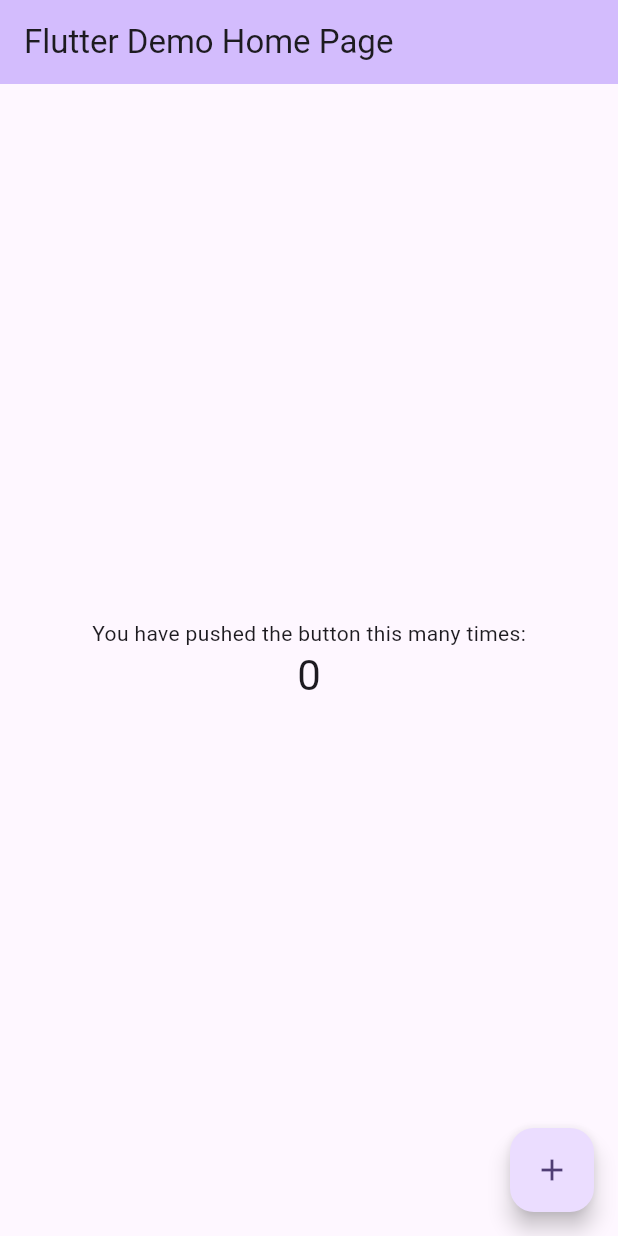
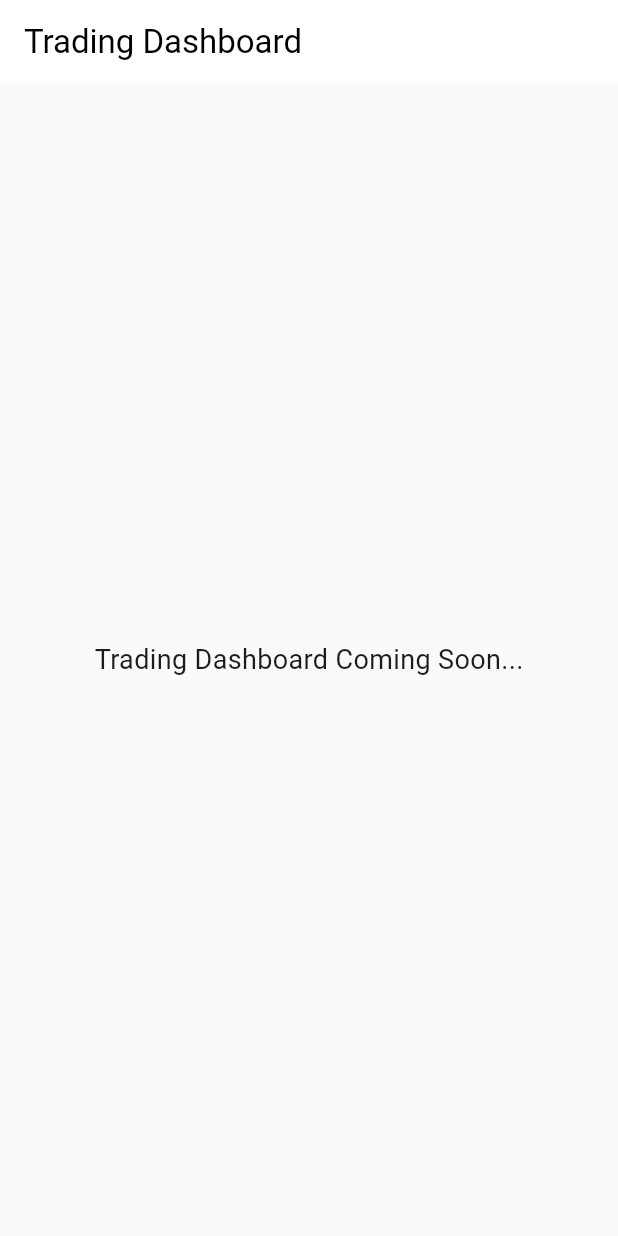
Before and after one commit to hnaamdev41/Order-Dashboard, a Flutter app: the screen it shows after launch, on a phone screen of 412 x 824 dp. Run offline on Flutter 3.47's test engine with Material 3 defaults, Android fonts, the phone set to English and light mode, and no system bars.

Commit message:
Basic Setup

```diff
--- /dev/null
+++ b/lib/dashboard_screen.dart
@@ -0,0 +1,23 @@
+import 'package:flutter/material.dart';
+import 'models.dart';
+
+class DashboardScreen extends StatelessWidget {
+  @override
+  Widget build(BuildContext context) {
+    return Scaffold(
+      backgroundColor: Colors.grey[50],
+      appBar: AppBar(
+        title: Text('Trading Dashboard'),
+        backgroundColor: Colors.white,
+        foregroundColor: Colors.black,
+        elevation: 0,
+      ),
+      body: Center(
+        child: Text(
+          'Trading Dashboard Coming Soon...',
+          style: TextStyle(fontSize: 18),
+        ),
+      ),
+    );
+  }
+}
--- a/lib/main.dart
+++ b/lib/main.dart
@@ -1,122 +1,21 @@
 import 'package:flutter/material.dart';
+import 'dashboard_screen.dart';
 
 void main() {
-  runApp(const MyApp());
+  runApp(MyApp());
 }
 
 class MyApp extends StatelessWidget {
-  const MyApp({super.key});
-
-  // This widget is the root of your application.
   @override
   Widget build(BuildContext context) {
     return MaterialApp(
-      title: 'Flutter Demo',
+      title: 'Trading Dashboard',
       theme: ThemeData(
-        // This is the theme of your application.
-        //
-        // TRY THIS: Try running your application with "flutter run". You'll see
-        // the application has a purple toolbar. Then, without quitting the app,
-        // try changing the seedColor in the colorScheme below to Colors.green
-        // and then invoke "hot reload" (save your changes or press the "hot
-        // reload" button in a Flutter-supported IDE, or press "r" if you used
-        // the command line to start the app).
-        //
-        // Notice that the counter didn't reset back to zero; the application
-        // state is not lost during the reload. To reset the state, use hot
-        // restart instead.
-        //
-        // This works for code too, not just values: Most code changes can be
-        // tested with just a hot reload.
-        colorScheme: ColorScheme.fromSeed(seedColor: Colors.deepPurple),
+        primarySwatch: Colors.blue,
+        useMaterial3: true,
       ),
-      home: const MyHomePage(title: 'Flutter Demo Home Page'),
+      home: DashboardScreen(),
+      debugShowCheckedModeBanner: false,
     );
   }
 }
-
-class MyHomePage extends StatefulWidget {
-  const MyHomePage({super.key, required this.title});
-
-  // This widget is the home page of your application. It is stateful, meaning
-  // that it has a State object (defined below) that contains fields that affect
-  // how it looks.
-
-  // This class is the configuration for the state. It holds the values (in this
-  // case the title) provided by the parent (in this case the App widget) and
-  // used by the build method of the State. Fields in a Widget subclass are
-  // always marked "final".
-
-  final String title;
-
-  @override
-  State<MyHomePage> createState() => _MyHomePageState();
-}
-
-class _MyHomePageState extends State<MyHomePage> {
-  int _counter = 0;
-
-  void _incrementCounter() {
-    setState(() {
-      // This call to setState tells the Flutter framework that something has
-      // changed in this State, which causes it to rerun the build method below
-      // so that the display can reflect the updated values. If we changed
-      // _counter without calling setState(), then the build method would not be
-      // called again, and so nothing would appear to happen.
-      _counter++;
-    });
-  }
-
-  @override
-  Widget build(BuildContext context) {
-    // This method is rerun every time setState is called, for instance as done
-    // by the _incrementCounter method above.
-    //
-    // The Flutter framework has been optimized to make rerunning build methods
-    // fast, so that you can just rebuild anything that needs updating rather
-    // than having to individually change instances of widgets.
-    return Scaffold(
-      appBar: AppBar(
-        // TRY THIS: Try changing the color here to a specific color (to
-        // Colors.amber, perhaps?) and trigger a hot reload to see the AppBar
-        // change color while the other colors stay the same.
-        backgroundColor: Theme.of(context).colorScheme.inversePrimary,
-        // Here we take the value from the MyHomePage object that was created by
-        // the App.build method, and use it to set our appbar title.
-        title: Text(widget.title),
-      ),
-      body: Center(
-        // Center is a layout widget. It takes a single child and positions it
-        // in the middle of the parent.
-        child: Column(
-          // Column is also a layout widget. It takes a list of children and
-          // arranges them vertically. By default, it sizes itself to fit its
-          // children horizontally, and tries to be as tall as its parent.
-          //
-          // Column has various properties to control how it sizes itself and
-          // how it positions its children. Here we use mainAxisAlignment to
-          // center the children vertically; the main axis here is the vertical
-          // axis because Columns are vertical (the cross axis would be
-          // horizontal).
-          //
-          // TRY THIS: Invoke "debug painting" (choose the "Toggle Debug Paint"
-          // action in the IDE, or press "p" in the console), to see the
-          // wireframe for each widget.
-          mainAxisAlignment: MainAxisAlignment.center,
-          children: <Widget>[
-            const Text('You have pushed the button this many times:'),
-            Text(
-              '$_counter',
-              style: Theme.of(context).textTheme.headlineMedium,
-            ),
-          ],
-        ),
-      ),
-      floatingActionButton: FloatingActionButton(
-        onPressed: _incrementCounter,
-        tooltip: 'Increment',
-        child: const Icon(Icons.add),
-      ), // This trailing comma makes auto-formatting nicer for build methods.
-    );
-  }
-}
--- a/pubspec.yaml
+++ b/pubspec.yaml
@@ -1,5 +1,5 @@
 name: order_flutter
-description: "A new Flutter project."
+description: "A trading dashboard app"
 # The following line prevents the package from being accidentally published to
 # pub.dev using `flutter pub publish`. This is preferred for private packages.
 publish_to: 'none' # Remove this line if you wish to publish to pub.dev
```
Also changed, not shown: lib/models.dart (added, +30 -0 lines).
